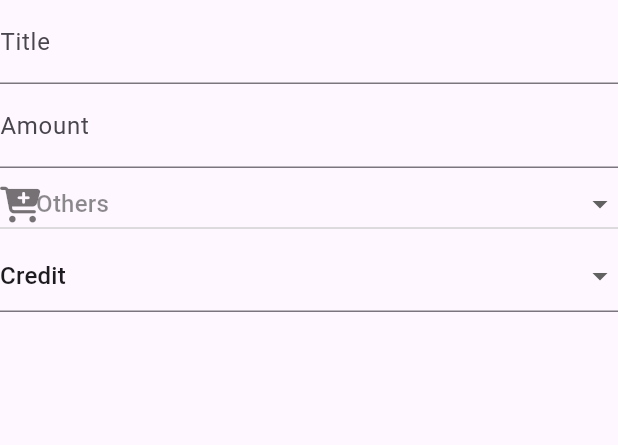
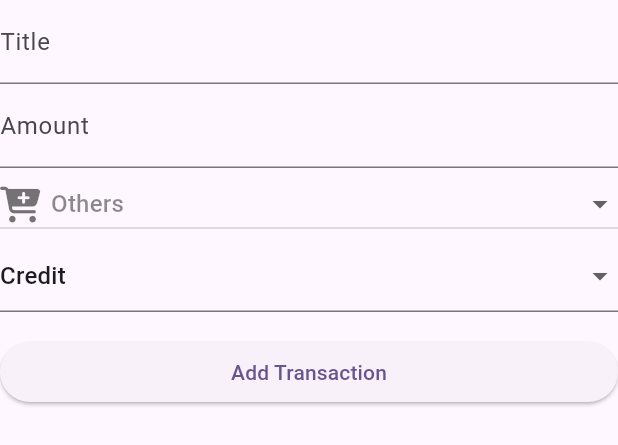
Before and after one commit to SD-Lab-Projects/BismillahBudget, a Flutter app: the AddTransactionsForm widget shown alone on an empty page, opened directly, on a phone screen of 412 x 824 dp. Shown: the top 445 px of the screen. Run offline on Flutter 3.47's test engine with Material 3 defaults, Android fonts, the phone set to English and light mode, and no system bars; our stand-ins replace firebase_auth, firebase_core, font_awesome_flutter, get; accounts and stored records are empty.

Commit message:
add transaction is done!

```diff
--- a/lib/Widgets/add_transactions.dart
+++ b/lib/Widgets/add_transactions.dart
@@ -1,4 +1,5 @@
 import 'package:bismillahbudget/Widgets/category_dropdown.dart';
+import 'package:bismillahbudget/utility/Appvalidator.dart';
 import 'package:flutter/material.dart';
 
 class AddTransactionsForm extends StatefulWidget {
@@ -11,17 +12,40 @@ class AddTransactionsForm extends StatefulWidget {
 class _AddTransactionsFormState extends State<AddTransactionsForm> {
   var type ='credit';
   var category ="Others";
+
+  final GlobalKey<FormState> _formKey = GlobalKey<FormState>();
+
+  var isLoader=false;
+  var appValidator = AppValidator();
+
+  Future<void> _submitForm() async {
+    if (_formKey.currentState!.validate()) {
+      setState(() {
+        isLoader = true;
+      });
+      setState(() {
+        isLoader = false;
+      });
+    }
+  }
   @override
   Widget build(BuildContext context) {
-    return Form(
+    return SingleChildScrollView(
+      child: Form(
+        key: _formKey,
         child: Column(
+          crossAxisAlignment: CrossAxisAlignment.stretch,
           children: [
             TextFormField(
+              autovalidateMode: AutovalidateMode.onUserInteraction,
+              validator: appValidator.isEmptyCheck,
               decoration: InputDecoration(
                 labelText: 'Title'
               ),
             ),
             TextFormField(
+              autovalidateMode: AutovalidateMode.onUserInteraction,
+              validator: appValidator.isEmptyCheck,
               keyboardType: TextInputType.number,
               decoration: InputDecoration(labelText: 'Amount'),
             ),
@@ -48,8 +72,20 @@ class _AddTransactionsFormState extends State<AddTransactionsForm> {
                     });
                   }
 
-          })
+            }),
+            SizedBox(
+              height: 16,
+            ),
+            ElevatedButton(onPressed: (){
+              if(isLoader==false){
+                _submitForm();
+              }
+            },
+                child:
+                isLoader ? Center(child: CircularProgressIndicator()):
+                Text("Add Transaction"))
           ],
+        ),
       ),
     );
   }
--- a/lib/Widgets/auth_gate.dart
+++ b/lib/Widgets/auth_gate.dart
@@ -1,4 +1,5 @@
 import 'package:bismillahbudget/screens/Home_Screen.dart';
+import 'package:bismillahbudget/screens/Intro.dart';
 import 'package:firebase_auth/firebase_auth.dart';
 import 'package:bismillahbudget/screens/dashboard.dart';
 import 'package:bismillahbudget/screens/login_page.dart';
--- a/lib/Widgets/category_dropdown.dart
+++ b/lib/Widgets/category_dropdown.dart
@@ -22,6 +22,7 @@ class CategoryDropdown extends StatelessWidget {
                   e['icon'],
                   color: Colors.black54,
                 ),
+                SizedBox(width: 10,),
                 Text(e['name'], style: TextStyle(
                   color: Colors.black45
                 ),),
```
Also changed, not shown: lib/utility/Appvalidator.dart (+7 -0 lines). Lines whose indentation alone changed are shown as unchanged.
